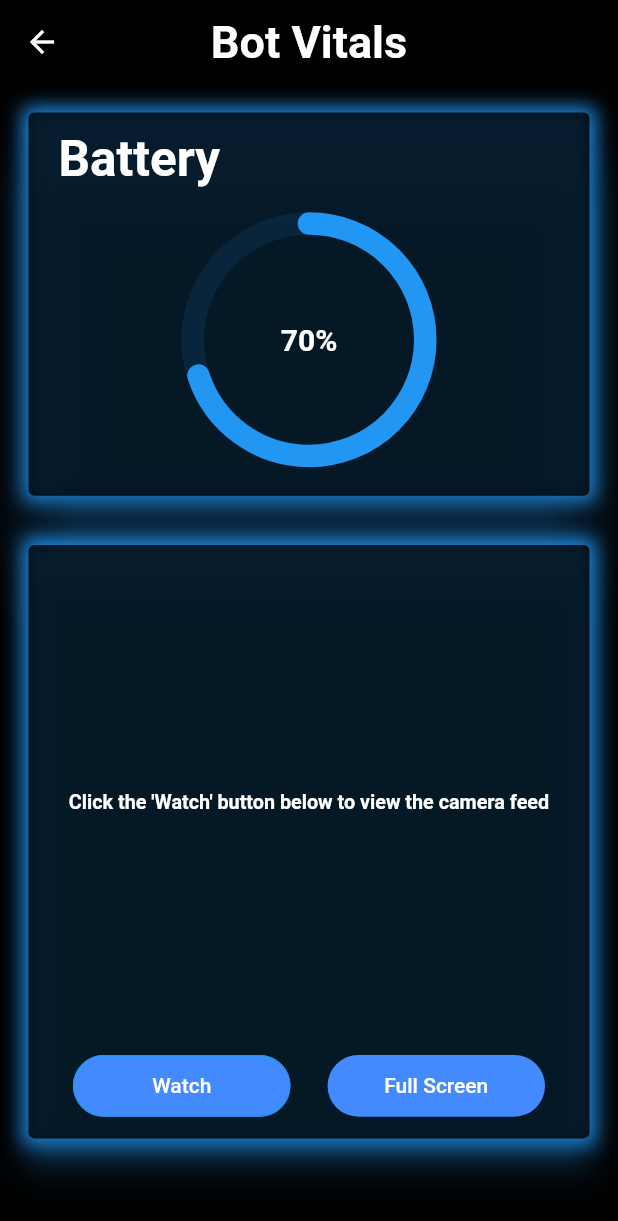
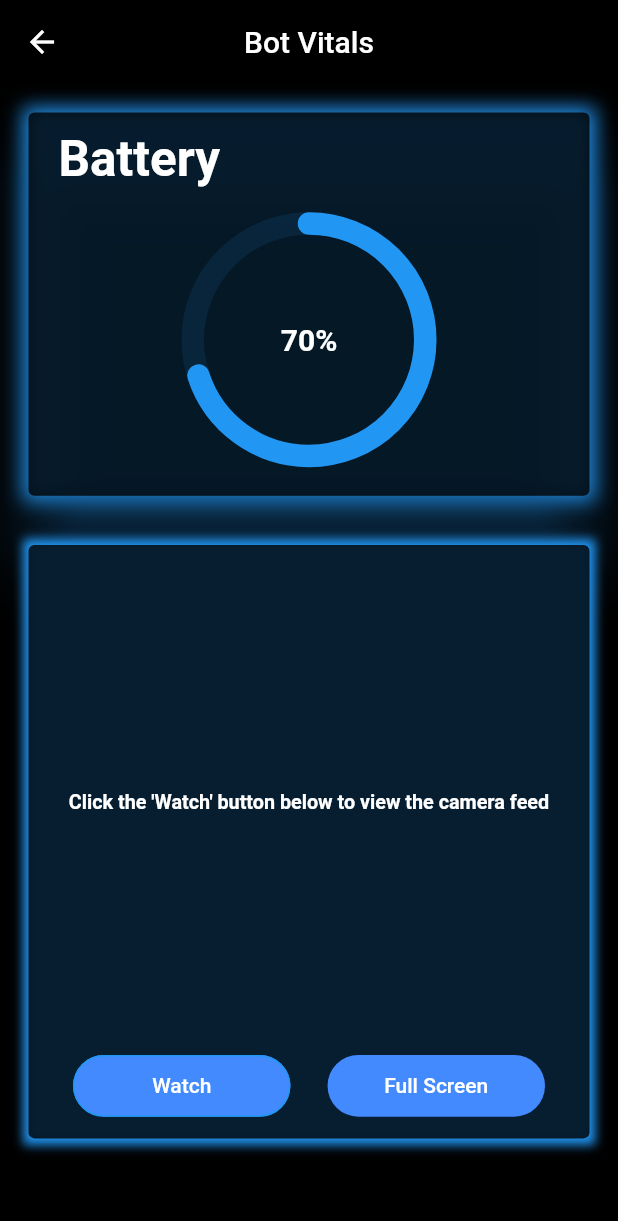
Before and after one commit to Mayur57/botx-app, a Flutter app: the BotVitalsPage screen opened by its route, on a phone screen of 412 x 824 dp. Shown: the top 1221 px of the screen. Run offline on Flutter 3.47's test engine with Material 2 defaults, Android fonts, the phone set to English and light mode, and no system bars; drawn by our look-alikes of percent_indicator; our stand-ins replace fluttertoast, geolocator, google_maps_flutter; missing offline and left inert: flutter_google_places, flutter_polyline_points, flutter_vlc_player, google_maps_webservice; accounts and stored records are empty; Roboto replaces fonts that are missing (Circular Medium, Verto Medium).

Commit message:
Update botVitalsPage.dart

```diff
--- a/lib/screens/botVitalsPage.dart
+++ b/lib/screens/botVitalsPage.dart
@@ -42,12 +42,11 @@ class MyAppScaffoldState extends State<BotVitalsPage> {
       appBar: new AppBar(
         backgroundColor: Colors.black,
         centerTitle: true,
-        title: Text('Bot Vitals',
-            textAlign: TextAlign.justify,
-            style: new TextStyle(
-                fontWeight: FontWeight.bold,
-                fontSize: 30.0,
-                color: Colors.white)),
+        title: Text(
+          'Bot Vitals',
+          textAlign: TextAlign.justify,
+          style: new TextStyle(fontSize: 20.0, color: Colors.white),
+        ),
       ),
       body: new Container(
         color: Colors.black,
@@ -65,7 +64,7 @@ class MyAppScaffoldState extends State<BotVitalsPage> {
                 new Card(
                   color: Colors.black.withOpacity(0.8),
                   shadowColor: Colors.blue,
-                  elevation: 10,
+                  elevation: 0,
                   child: new Container(
                     //padding: new EdgeInsets.all(190.0),
                     padding: const EdgeInsets.only(
@@ -176,7 +175,7 @@ class MyAppScaffoldState extends State<BotVitalsPage> {
               boxShadow: [
                 new BoxShadow(
                   color: Colors.blue,
-                  blurRadius: 10.0,
+                  blurRadius: 5.0,
                 ),
               ],
             ),
```
